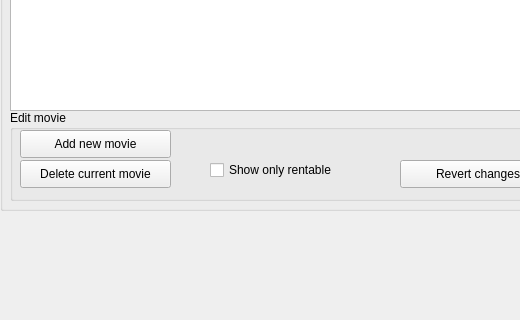
BittnerBarnabas/Videobase, file Videobase/Videobase/View/bookedit.ui: the form before one commit; both pictures show x 0 to 520 and y 200 to 520 of the 924 by 638 pixel window.
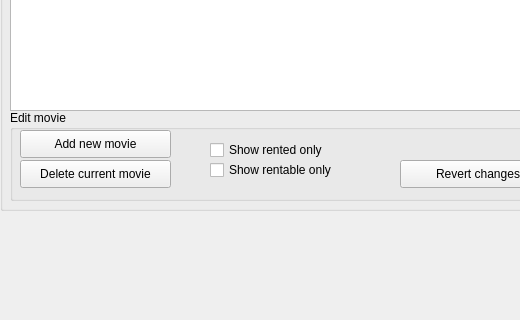
The form after the commit.

Commit message: Added functional rented filter, finished locked display

Diff of the .ui file:
```diff
--- a/Videobase/Videobase/View/bookedit.ui
+++ b/Videobase/Videobase/View/bookedit.ui
@@ -99,7 +99,20 @@
       </rect>
      </property>
      <property name="text">
-      <string>Show only rentable</string>
+      <string>Show rentable only</string>
+     </property>
+    </widget>
+    <widget class="QCheckBox" name="checkBoxRentedToggle">
+     <property name="geometry">
+      <rect>
+       <x>200</x>
+       <y>30</y>
+       <width>131</width>
+       <height>20</height>
+      </rect>
+     </property>
+     <property name="text">
+      <string>Show rented only</string>
      </property>
     </widget>
    </widget>
```
The commit also changes 4 other files.
